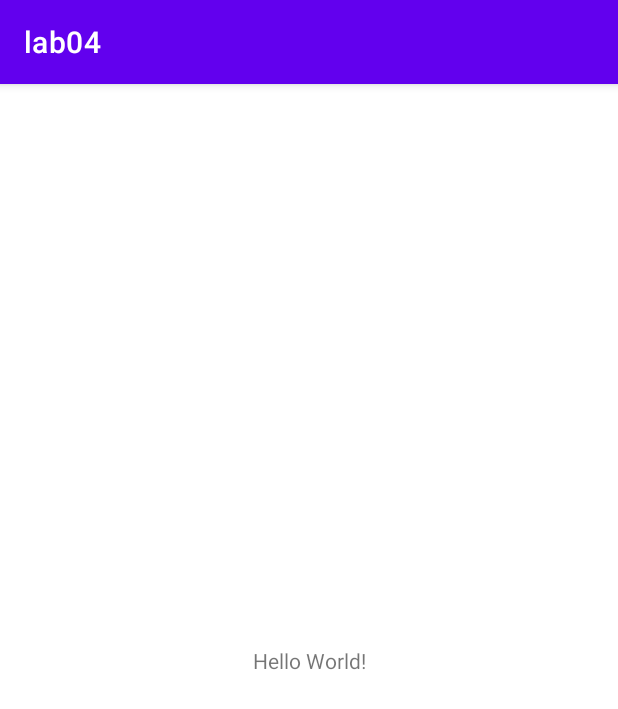
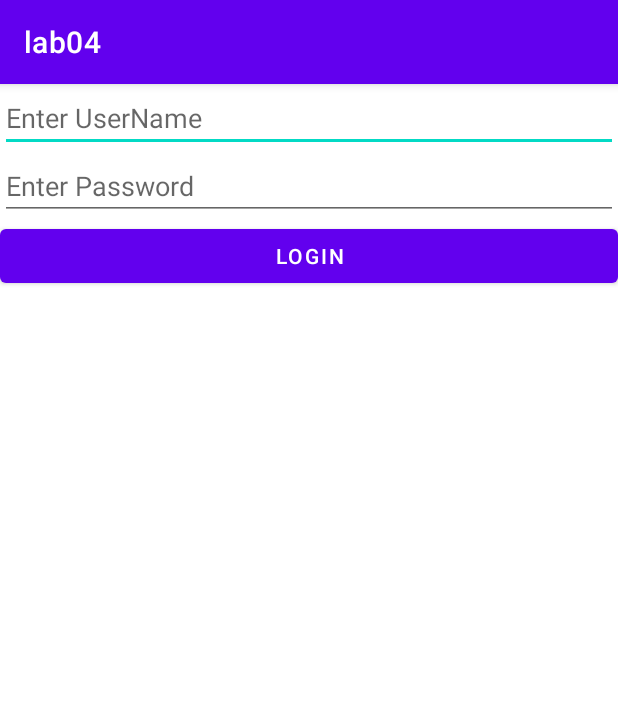
Before and after one commit to NawodyaRanasinghe/lab04-IT21293726, an Android app: the screen it shows after launch (MainActivity), on a phone screen of 412 x 824 dp. Shown: the top 709 px of the screen. Run offline under Robolectric (Android 15) with nearby library versions, the phone set to English and light mode, and no system bars.

Commit message:
Initial commit

```diff
--- a/app/src/main/res/layout/activity_main.xml
+++ b/app/src/main/res/layout/activity_main.xml
@@ -1,18 +1,31 @@
 <?xml version="1.0" encoding="utf-8"?>
-<androidx.constraintlayout.widget.ConstraintLayout xmlns:android="http://schemas.android.com/apk/res/android"
+<LinearLayout xmlns:android="http://schemas.android.com/apk/res/android"
     xmlns:app="http://schemas.android.com/apk/res-auto"
     xmlns:tools="http://schemas.android.com/tools"
     android:layout_width="match_parent"
     android:layout_height="match_parent"
+    android:orientation="vertical"
     tools:context=".MainActivity">
 
-    <TextView
-        android:layout_width="wrap_content"
+    <EditText
+        android:id="@+id/username"
+        android:layout_width="match_parent"
         android:layout_height="wrap_content"
-        android:text="Hello World!"
-        app:layout_constraintBottom_toBottomOf="parent"
-        app:layout_constraintEnd_toEndOf="parent"
-        app:layout_constraintStart_toStartOf="parent"
-        app:layout_constraintTop_toTopOf="parent" />
+        android:ems="10"
+        android:hint="Enter UserName"
+        android:inputType="textPersonName" />
 
-</androidx.constraintlayout.widget.ConstraintLayout>
+    <EditText
+        android:id="@+id/password"
+        android:layout_width="match_parent"
+        android:layout_height="wrap_content"
+        android:ems="10"
+        android:hint="Enter Password"
+        android:inputType="textPersonName" />
+
+    <Button
+        android:id="@+id/button"
+        android:layout_width="match_parent"
+        android:layout_height="wrap_content"
+        android:text="Login" />
+</LinearLayout>
```
